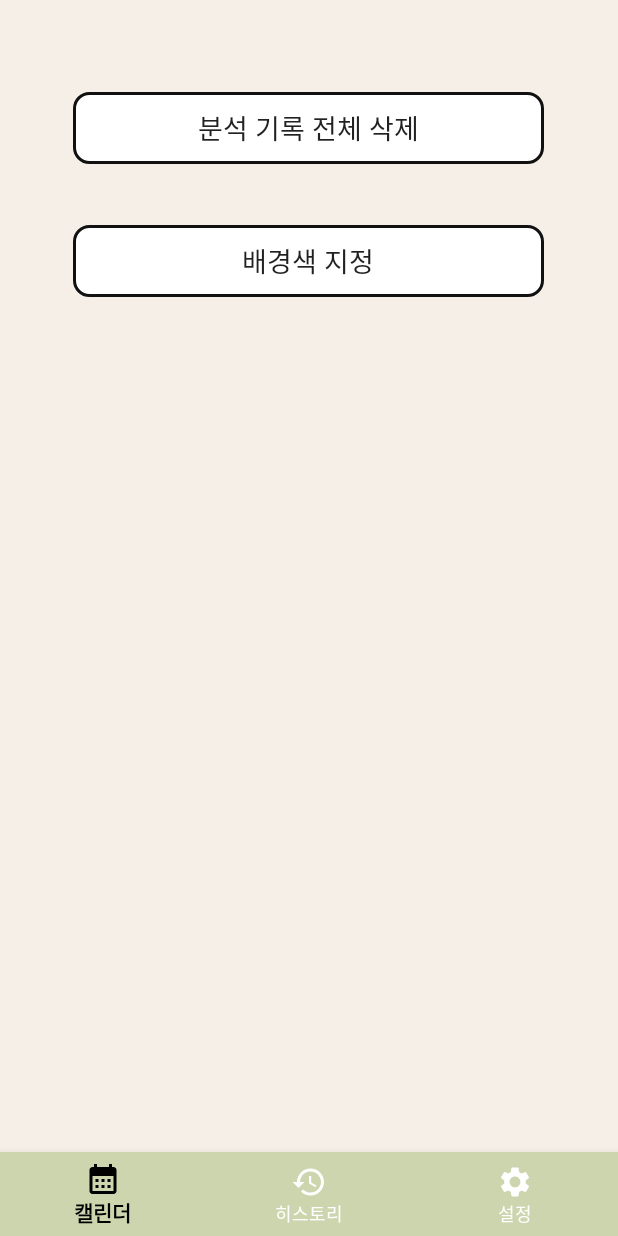
After one commit to joonhyuong/MindReader, an Android app: the layout activity_settings.xml on its own in the app's theme, with its tools: preview values and no code run, on a phone screen of 412 x 824 dp. The commit adds this screen. Run offline under Robolectric (Android 15) with nearby library versions, the phone set to English and light mode, and no system bars.

Commit message:
설정 액티비티 추가

```diff
--- a/app/build.gradle
+++ b/app/build.gradle
@@ -60,5 +60,7 @@ dependencies {
     implementation 'com.github.prolificinteractive:material-calendarview:2.0.1'
     implementation 'com.jakewharton.threetenabp:threetenabp:1.2.1'
 
+    implementation 'com.github.yukuku:ambilwarna:2.0.1'
+
 
 }
--- a/app/src/main/AndroidManifest.xml
+++ b/app/src/main/AndroidManifest.xml
@@ -44,6 +44,8 @@
             android:exported="true"/>
         <activity android:name=".MemoryActivity"
             android:exported="true"/>
+        <activity android:name=".SettingsActivity"
+            android:exported="true"/>
 
     </application>
 
--- a/app/src/main/java/com/example/calendertest/CameraActivity.kt
+++ b/app/src/main/java/com/example/calendertest/CameraActivity.kt
@@ -16,7 +16,7 @@ import java.io.IOException
 import android.widget.Toast
 import android.util.Base64
 
-class CameraActivity : AppCompatActivity() {
+class CameraActivity : BaseActivity() {
     lateinit var bitmap: Bitmap
     lateinit var imageView: ImageView
 
--- a/app/src/main/java/com/example/calendertest/MainActivity.kt
+++ b/app/src/main/java/com/example/calendertest/MainActivity.kt
@@ -40,7 +40,7 @@ import org.threeten.bp.DayOfWeek;
 import org.threeten.bp.LocalDate;
 import org.threeten.bp.temporal.TemporalAdjusters
 
-class MainActivity : AppCompatActivity() {
+class MainActivity : BaseActivity() {
 
     lateinit var calendarView: MaterialCalendarView
     lateinit var EmojiView: ImageView
@@ -168,6 +168,8 @@ class MainActivity : AppCompatActivity() {
                     return@setOnNavigationItemSelectedListener true
                 }
                 R.id.myPageFragment -> {
+                    val intent = Intent(this@MainActivity, SettingsActivity::class.java)
+                    startActivity(intent)
                     return@setOnNavigationItemSelectedListener true
                 }
             }
--- a/app/src/main/java/com/example/calendertest/MemoryActivity.kt
+++ b/app/src/main/java/com/example/calendertest/MemoryActivity.kt
@@ -10,7 +10,7 @@ import java.io.FileInputStream
 import java.io.IOException
 import java.io.InputStreamReader
 
-class MemoryActivity : AppCompatActivity() {
+class MemoryActivity : BaseActivity() {
 
     override fun onCreate(savedInstanceState: Bundle?) {
         super.onCreate(savedInstanceState)
--- a/app/src/main/res/layout/activity_camera.xml
+++ b/app/src/main/res/layout/activity_camera.xml
@@ -3,7 +3,8 @@
     xmlns:app="http://schemas.android.com/apk/res-auto"
     xmlns:tools="http://schemas.android.com/tools"
     android:layout_width="match_parent"
-    android:layout_height="match_parent">
+    android:layout_height="match_parent"
+    >
     <include layout="@layout/bottom_navigation_layout" />
 
     <Button
--- /dev/null
+++ b/app/src/main/res/layout/activity_settings.xml
@@ -0,0 +1,45 @@
+<?xml version="1.0" encoding="utf-8"?>
+<androidx.constraintlayout.widget.ConstraintLayout xmlns:android="http://schemas.android.com/apk/res/android"
+    xmlns:app="http://schemas.android.com/apk/res-auto"
+    xmlns:tools="http://schemas.android.com/tools"
+    android:id="@+id/relativeLayout"
+    android:layout_width="match_parent"
+    android:layout_height="match_parent"
+    tools:context=".MainActivity">
+
+    <include
+        android:id="@+id/include3"
+        layout="@layout/bottom_navigation_layout"
+        tools:layout_editor_absoluteX="0dp"
+        tools:layout_editor_absoluteY="1dp" />
+
+    <Button
+        android:id="@+id/removeall"
+        android:layout_width="314dp"
+        android:layout_height="48dp"
+        android:text="분석 기록 전체 삭제"
+        android:background="@drawable/round_button"
+        android:fontFamily="@font/skybori"
+        android:textSize="18sp"
+        app:layout_constraintBottom_toBottomOf="parent"
+        app:layout_constraintEnd_toEndOf="parent"
+        app:layout_constraintHorizontal_bias="0.494"
+        app:layout_constraintStart_toStartOf="parent"
+        app:layout_constraintTop_toTopOf="parent"
+        app:layout_constraintVertical_bias="0.079" />
+
+    <Button
+        android:id="@+id/select_bgd"
+        android:layout_width="314dp"
+        android:layout_height="48dp"
+        android:background="@drawable/round_button"
+        android:fontFamily="@font/skybori"
+        android:text="배경색 지정"
+        android:textSize="18sp"
+        app:layout_constraintBottom_toBottomOf="parent"
+        app:layout_constraintEnd_toEndOf="parent"
+        app:layout_constraintHorizontal_bias="0.494"
+        app:layout_constraintStart_toStartOf="parent"
+        app:layout_constraintTop_toTopOf="parent"
+        app:layout_constraintVertical_bias="0.193" />
+</androidx.constraintlayout.widget.ConstraintLayout>
```
Also changed, not shown: app/src/main/java/com/example/calendertest/BaseActivity.kt (added, +26 -0 lines), app/src/main/java/com/example/calendertest/HistoryActivity.kt (+6 -4 lines), app/src/main/java/com/example/calendertest/ImgActivity.kt (+6 -4 lines), app/src/main/java/com/example/calendertest/ResultActivity.kt (+7 -3 lines), app/src/main/java/com/example/calendertest/SettingsActivity.kt (added, +138 -0 lines), app/src/main/res/layout/activity_memory.xml (+6 -5 lines).
